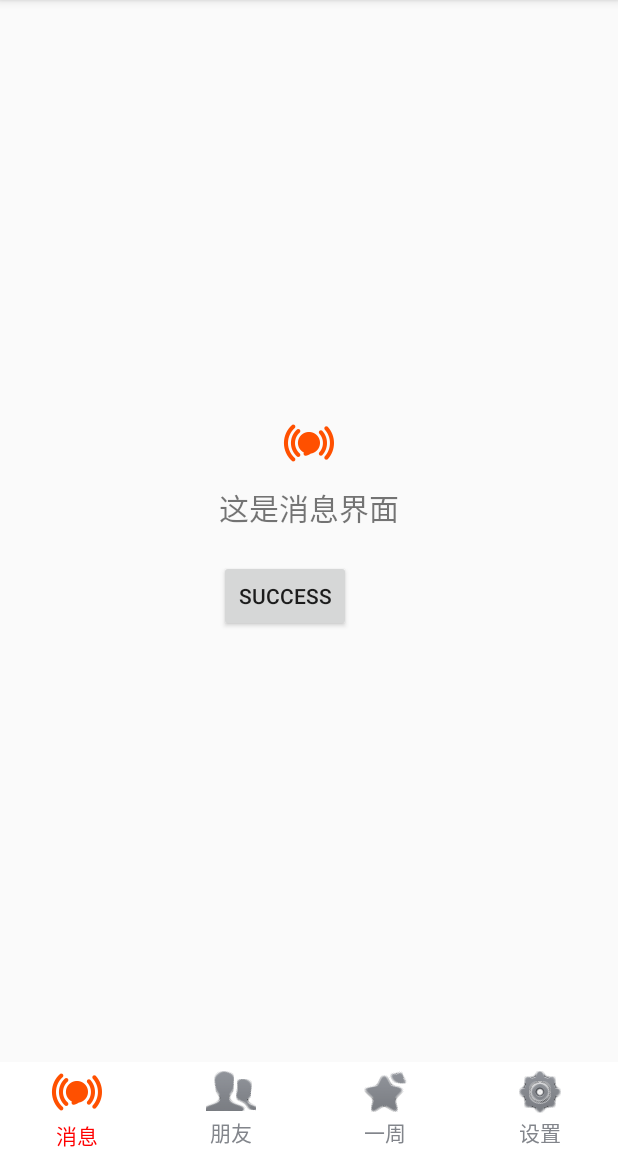
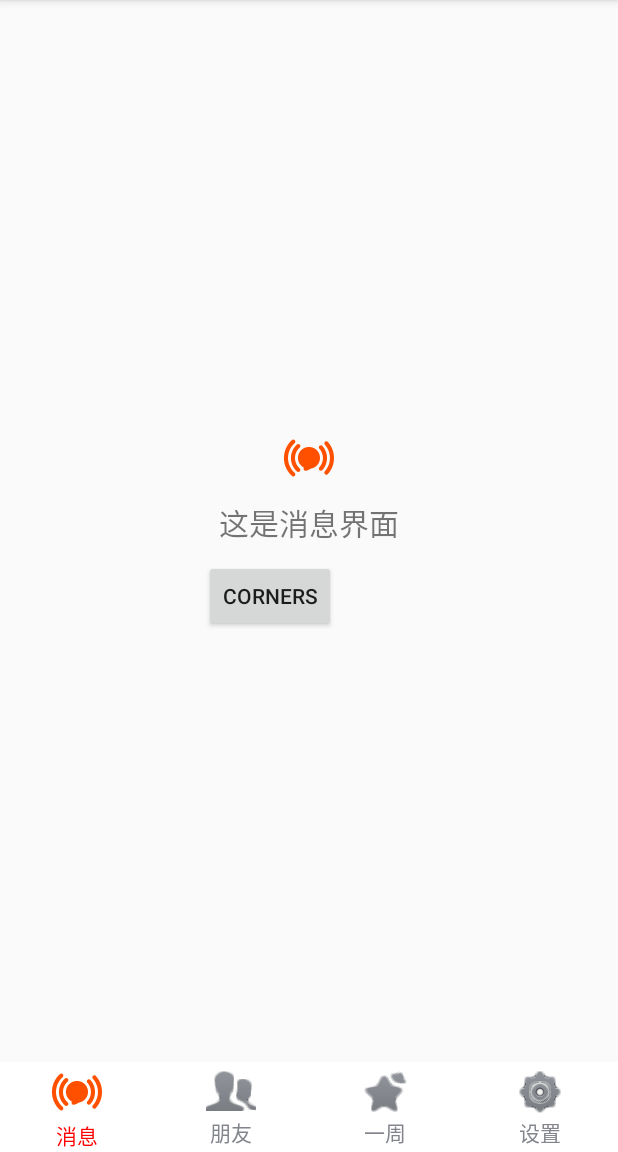
Before and after one commit to 471163887/YouthMake, an Android app: the screen it shows after launch (MainActivity), after a tap on "消息", on a phone screen of 412 x 824 dp, the part 84-1236 px from its top. Run offline under Robolectric (Android 15) with nearby library versions, the phone set to English and light mode, and no system bars; libraries missing offline, so code that uses them is left out: com.beardedhen.androidbootstrap; plain views replace BootstrapButton; 5 statements that could not run were skipped.

Commit message:
BootStrap更新修正，加入butterknife

```diff
--- a/app/build.gradle
+++ b/app/build.gradle
@@ -22,9 +22,9 @@ android {
 dependencies {
     compile fileTree(include: ['*.jar'], dir: 'libs')
     compile 'com.android.support:appcompat-v7:22.1.1'
-    compile 'com.beardedhen:androidbootstrap:+'
     compile 'com.android.support:design:22.+'
     compile 'com.beardedhen:androidbootstrap:2.0.0'
     compile files('libs/nineoldandroids-2.4.0.jar')
     compile files('libs/android-support-v4.jar')
+    compile 'com.jakewharton:butterknife:7.0.1'
 }
--- a/app/src/main/AndroidManifest.xml
+++ b/app/src/main/AndroidManifest.xml
@@ -5,6 +5,7 @@
     <uses-permission android:name="android.permission.INTERNET" />
 
     <application
+        android:name=".activity.SampleApplication"
         android:allowBackup="true"
         android:icon="@mipmap/ic_launcher"
         android:label="@string/app_name"
--- a/app/src/main/java/com/example/fury/youthmake/activity/LoginActivity.java
+++ b/app/src/main/java/com/example/fury/youthmake/activity/LoginActivity.java
@@ -308,7 +308,4 @@ public class LoginActivity extends ActionBarActivity implements View.OnClickList
             }
         }
     };
-
-
-
 }
--- a/app/src/main/java/com/example/fury/youthmake/activity/RegisterActivity.java
+++ b/app/src/main/java/com/example/fury/youthmake/activity/RegisterActivity.java
@@ -72,8 +72,6 @@ public class RegisterActivity extends ActionBarActivity {
                 gender = "F";
             else
                 gender = "";
-
-
         }
     };
     /**
--- /dev/null
+++ b/app/src/main/java/com/example/fury/youthmake/activity/SampleApplication.java
@@ -0,0 +1,22 @@
+package com.example.fury.youthmake.activity;
+
+import android.app.Application;
+
+import com.beardedhen.androidbootstrap.TypefaceProvider;
+import java.lang.Override;
+
+/**
+ * Copyright (C) 年少才华
+ * Date: 2015-10-17  14:00
+ * Mail: 18844195756@163.com
+ * Auth: flt
+ */
+public class SampleApplication extends Application {
+
+    @Override public void onCreate() {
+        super.onCreate();
+
+        // setup default typefaces
+        TypefaceProvider.registerDefaultIconSets();
+    }
+}
--- a/app/src/main/res/layout/fragment_message.xml
+++ b/app/src/main/res/layout/fragment_message.xml
@@ -1,8 +1,13 @@
 <?xml version="1.0" encoding="utf-8"?>
-<RelativeLayout xmlns:android="http://schemas.android.com/apk/res/android"
-    xmlns:bootstrap="http://schemas.android.com/apk/res-auto"
+<RelativeLayout
+    xmlns:android="http://schemas.android.com/apk/res/android"
+    xmlns:app="http://schemas.android.com/apk/res-auto"
     android:layout_width="match_parent"
-    android:layout_height="match_parent" >
+    android:layout_height="match_parent"
+    android:paddingLeft="@dimen/activity_horizontal_margin"
+    android:paddingRight="@dimen/activity_horizontal_margin"
+    android:paddingTop="@dimen/activity_vertical_margin"
+    android:paddingBottom="@dimen/activity_vertical_margin">
 
     <LinearLayout
         android:layout_width="wrap_content"
@@ -30,10 +35,14 @@
         <!--bootstrap:bb_icon_right="fa-android" -->
         <com.beardedhen.androidbootstrap.BootstrapButton
             android:id="@+id/ToLogin"
-            android:layout_width="wrap_content"
-            android:layout_height="wrap_content"
-            android:layout_margin="10dp"
-            android:text="Success" />
+            style="@style/wrapping_button"
+            android:text="Corners"
+            app:bootstrapBrand="success"
+            app:bootstrapSize="lg"
+            app:buttonMode="regular"
+            app:showOutline="false"
+            app:roundedCorners="true" />
+
     </LinearLayout>
 
 </RelativeLayout>
--- a/app/src/main/res/values/dimens.xml
+++ b/app/src/main/res/values/dimens.xml
@@ -7,4 +7,8 @@
          https://developer.android.com/design/patterns/navigation-drawer.html -->
     <dimen name="navigation_drawer_width">240dp</dimen>
     <dimen name="fab_margin">16dp</dimen>
+    <!--BootStrapButton 样式 -->
+    <dimen name="default_padding">16dp</dimen>
+    <dimen name="micro_padding">4dp</dimen>
+    <dimen name="default_circle_size">250dp</dimen>
 </resources>
--- a/app/src/main/res/values/styles.xml
+++ b/app/src/main/res/values/styles.xml
@@ -1,4 +1,4 @@
-<resources>
+<resources xmlns:tools="http://schemas.android.com/tools">
 
     <!-- Base application theme. -->
     <style name="AppTheme" parent="Theme.AppCompat.Light">
@@ -32,6 +32,22 @@
     </style>
     <style name="AppTheme.AppBarOverlay" parent="ThemeOverlay.AppCompat.Dark.ActionBar" />
     <style name="AppTheme.PopupOverlay" parent="ThemeOverlay.AppCompat.Light" />
+    <!--BootStrapButton 样式 -->
+    <style name="home_button">
+        <item name="android:layout_width">match_parent</item>
+        <item name="android:layout_height">wrap_content</item>
+    </style>
 
+    <style name="wrapping_button">
+        <item name="android:layout_width">wrap_content</item>
+        <item name="android:layout_height">wrap_content</item>
+        <item name="android:layout_marginRight">@dimen/micro_padding</item>
+    </style>
+    <style name="wrapping_fa_text">
+        <item name="android:layout_width">wrap_content</item>
+        <item name="android:layout_height">wrap_content</item>
+        <item name="android:layout_margin">8dp</item>
+        <item name="android:textSize" tools:ignore="SpUsage">50dp</item>
+    </style>
 
 </resources>
```
Also changed, not shown: app/src/main/java/com/example/fury/youthmake/fragment/Message.java (+1 -10 lines), app/src/main/res/layout/activity_login.xml (+23 -39 lines), app/src/main/res/layout/activity_register.xml (+26 -31 lines), 1 other file.
